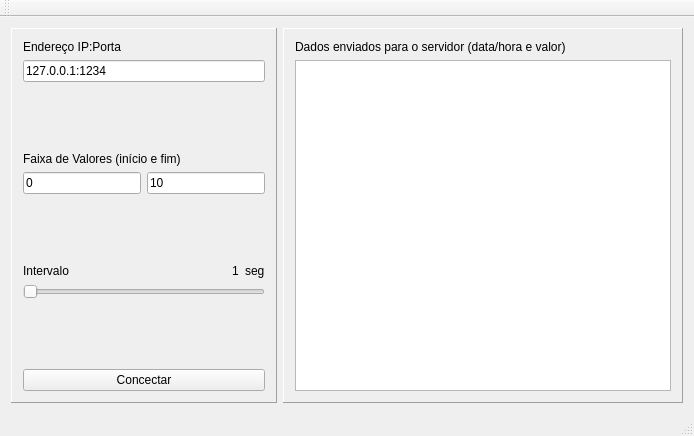
Before: the Qt Designer form QTDataSender/mainwindow.ui in DenisMedeiros/DCA0201QTProject, drawn with Qt 5.
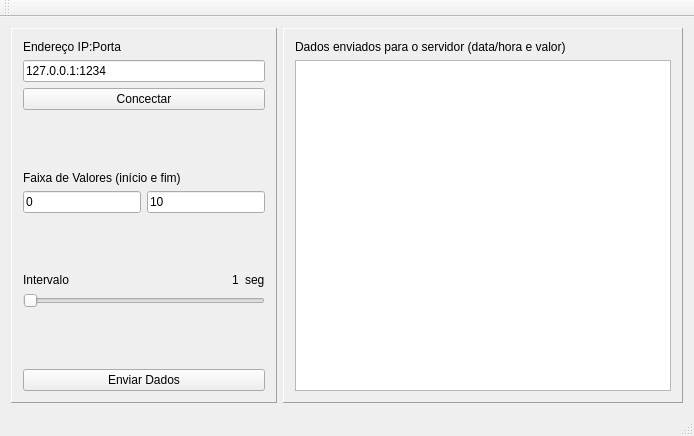
After: the same form once the commit is applied.

Commit message: Mudança na interface do Sender.

Diff of the .ui file:
```diff
--- a/QTDataSender/mainwindow.ui
+++ b/QTDataSender/mainwindow.ui
@@ -25,7 +25,7 @@
         <property name="frameShadow">
          <enum>QFrame::Raised</enum>
         </property>
-        <layout class="QVBoxLayout" name="verticalLayout_4" stretch="0,0,0,0,0,0,0">
+        <layout class="QVBoxLayout" name="verticalLayout_4">
          <item>
           <layout class="QVBoxLayout" name="verticalLayout">
            <item>
@@ -44,6 +44,16 @@
            </item>
           </layout>
          </item>
+         <item>
+          <widget class="QPushButton" name="pushButtonConectar">
+           <property name="text">
+            <string>Concectar</string>
+           </property>
+           <property name="checkable">
+            <bool>true</bool>
+           </property>
+          </widget>
+         </item>
          <item>
           <spacer name="verticalSpacer">
            <property name="orientation">
@@ -158,14 +168,15 @@
           </spacer>
          </item>
          <item>
-          <widget class="QPushButton" name="pushButtonConectar">
+          <layout class="QHBoxLayout" name="horizontalLayout_5">
+           <item>
+            <widget class="QPushButton" name="pushButtonEnviarDados">
            <property name="text">
-            <string>Concectar</string>
-           </property>
-           <property name="checkable">
-            <bool>true</bool>
-           </property>
-          </widget>
+              <string>Enviar Dados</string>
+             </property>
+            </widget>
+           </item>
+          </layout>
          </item>
         </layout>
        </widget>
```
Lines whose indentation alone changed are shown as unchanged. The commit also changes 2 other files.
